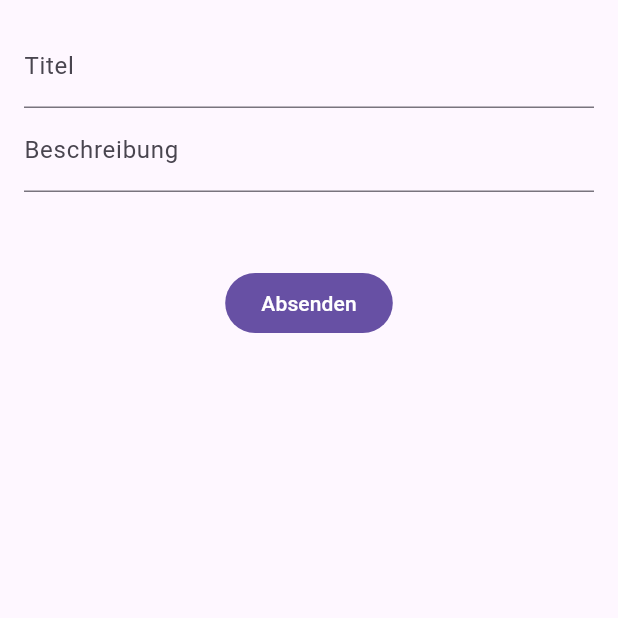
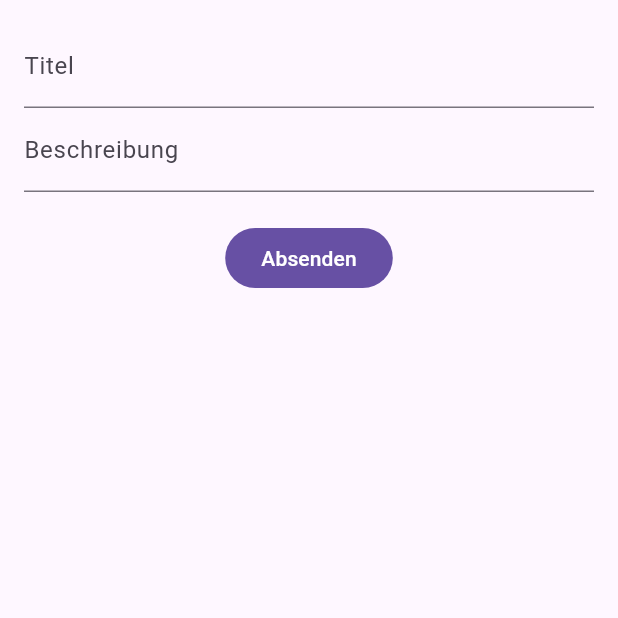
Before and after one commit to MelanieAppAkademie/provider_example, a Flutter app: the AddItemScreen screen opened directly, on a phone screen of 412 x 824 dp, the top half of it. Run offline on Flutter 3.47's test engine with Material 3 defaults, Android fonts, the phone set to English and light mode, and no system bars.

Commit message:
Revert "forced commit"
This reverts commit 194733e87dd2462589a9d236746753df796f4d9a.

```diff
--- a/lib/src/features/dashboard/presentation/add_item.dart
+++ b/lib/src/features/dashboard/presentation/add_item.dart
@@ -37,8 +37,10 @@ class _AddItemScreenState extends State<AddItemScreen> {
                     : null,
               ),
 
-              SizedBox(height: 50),
+              SizedBox(height: 20),
 
+              // TODO: Another commit
+              // TODO: Code aufräumen
               FilledButton(
                 onPressed: () {
                   if (_formKey.currentState?.validate() ?? false) {
```
